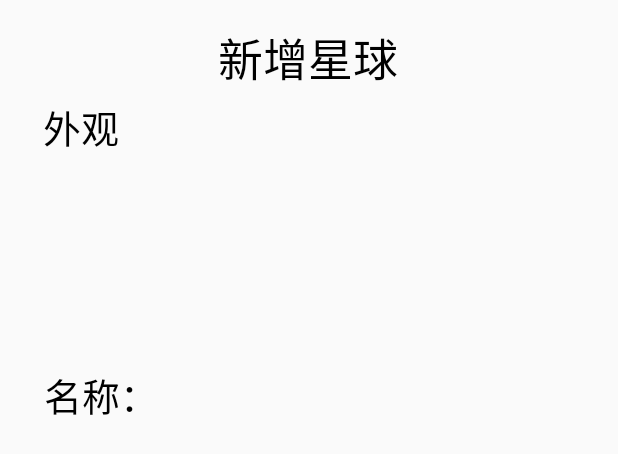
After one commit to RQ527/Universe, an Android app: the layout activity_add_task.xml on its own in the app's theme, with its tools: preview values and no code run, on a phone screen of 412 x 824 dp. The commit adds this screen. Shown: the top 454 px of the screen. Run offline under Robolectric (Android 15) with nearby library versions, the phone set to English and light mode, and no system bars.

```diff
--- a/app/src/main/java/com/example/universe/base/BaseMvvmFragment.kt
+++ b/app/src/main/java/com/example/universe/base/BaseMvvmFragment.kt
@@ -17,6 +17,7 @@ import androidx.databinding.ViewDataBinding
 import androidx.fragment.app.Fragment
 
 import androidx.lifecycle.ViewModel
+import androidx.lifecycle.ViewModelProvider
 import java.lang.reflect.ParameterizedType
 
 
@@ -40,7 +41,10 @@ abstract class BaseMvvmFragment<VM : ViewModel, VDB : ViewDataBinding> :
         //获得泛型参数的实际类型
         val vmClass =
             (this.javaClass.genericSuperclass as ParameterizedType).actualTypeArguments[0] as Class<VM>
-        mViewModel = ViewModelProviders.of(this).get(vmClass)
+        mViewModel = ViewModelProvider(
+            this,
+            ViewModelProvider.AndroidViewModelFactory(this.activity?.application!!)
+        ).get(vmClass)
         return mViewDataBind.root
     }
 
--- /dev/null
+++ b/app/src/main/java/com/example/universe/view/AddTaskActivity.kt
@@ -0,0 +1,10 @@
+package com.example.universe.view
+
+/**
+ * ...
+ * @author 1799796122 (Ran Sixiang)
+ * @email 1799796122@qq.com
+ * @date 2022/5/1
+ */
+class AddTaskActivity() {
+}
--- a/app/src/main/java/com/example/universe/viewmodel/UniverseFragmentViewModel.kt
+++ b/app/src/main/java/com/example/universe/viewmodel/UniverseFragmentViewModel.kt
@@ -1,6 +1,11 @@
 package com.example.universe.viewmodel
 
+import android.app.Application
+import android.content.Context
+import androidx.lifecycle.AndroidViewModel
 import androidx.lifecycle.ViewModel
+import com.example.universe.bean.Task
+import com.example.universe.model.repository.Repository
 
 /**
  * ...
@@ -8,5 +13,10 @@ import androidx.lifecycle.ViewModel
  * @email 1799796122@qq.com
  * @date 2022/4/30
  */
-class UniverseFragmentViewModel():ViewModel() {
+class UniverseFragmentViewModel(application: Application):AndroidViewModel(application) {
+    private val repository = Repository(application)
+    fun insert(task: Task) = repository.insert(task)
+    fun delete(task: Task)=repository.delete(task)
+    fun update(task: Task)=repository.update(task)
+    fun getAll()=repository.getAll()
 }
--- /dev/null
+++ b/app/src/main/res/layout/activity_add_task.xml
@@ -0,0 +1,73 @@
+<?xml version="1.0" encoding="utf-8"?>
+<androidx.constraintlayout.widget.ConstraintLayout xmlns:android="http://schemas.android.com/apk/res/android"
+    xmlns:app="http://schemas.android.com/apk/res-auto"
+    xmlns:tools="http://schemas.android.com/tools"
+    android:layout_width="match_parent"
+    android:layout_height="match_parent">
+
+    <TextView
+        android:id="@+id/textView3"
+        android:layout_width="wrap_content"
+        android:layout_height="wrap_content"
+        android:layout_marginTop="16dp"
+        android:text="新增星球"
+        android:textColor="@color/black"
+        android:textSize="30sp"
+        app:layout_constraintEnd_toEndOf="parent"
+        app:layout_constraintHorizontal_bias="0.498"
+        app:layout_constraintStart_toStartOf="parent"
+        app:layout_constraintTop_toTopOf="parent"
+        tools:ignore="MissingConstraints" />
+
+    <TextView
+        android:id="@+id/textView4"
+        android:layout_width="wrap_content"
+        android:layout_height="wrap_content"
+        android:layout_marginTop="4dp"
+        android:text="外观"
+        android:textColor="@color/black"
+        android:textSize="25sp"
+        app:layout_constraintEnd_toEndOf="parent"
+        app:layout_constraintHorizontal_bias="0.08"
+        app:layout_constraintStart_toStartOf="parent"
+        app:layout_constraintTop_toBottomOf="@+id/textView3" />
+
+    <androidx.recyclerview.widget.RecyclerView
+        android:id="@+id/recyclerView"
+        android:layout_width="wrap_content"
+        android:layout_height="100dp"
+        app:layout_constraintBottom_toBottomOf="parent"
+        app:layout_constraintEnd_toEndOf="parent"
+        app:layout_constraintHorizontal_bias="0.078"
+        app:layout_constraintStart_toStartOf="parent"
+        app:layout_constraintTop_toBottomOf="@+id/textView4"
+        app:layout_constraintVertical_bias="0.0" />
+
+    <LinearLayout
+        android:layout_width="350dp"
+        android:layout_height="wrap_content"
+        android:orientation="horizontal"
+        app:layout_constraintBottom_toBottomOf="parent"
+        app:layout_constraintEnd_toEndOf="parent"
+        app:layout_constraintHorizontal_bias="0.475"
+        app:layout_constraintStart_toStartOf="parent"
+        app:layout_constraintTop_toBottomOf="@+id/recyclerView"
+        app:layout_constraintVertical_bias="0.069"
+        tools:ignore="MissingConstraints">
+
+        <TextView
+            android:layout_width="wrap_content"
+            android:layout_height="wrap_content"
+            android:text="名称："
+            android:textColor="@color/black"
+            android:textSize="25sp" />
+        <EditText
+            android:maxLines="1"
+            android:maxLength="4"
+            android:layout_width="0dp"
+            android:layout_weight="1"
+            android:background="@null"
+            android:layout_height="wrap_content"/>
+    </LinearLayout>
+
+</androidx.constraintlayout.widget.ConstraintLayout>
```
